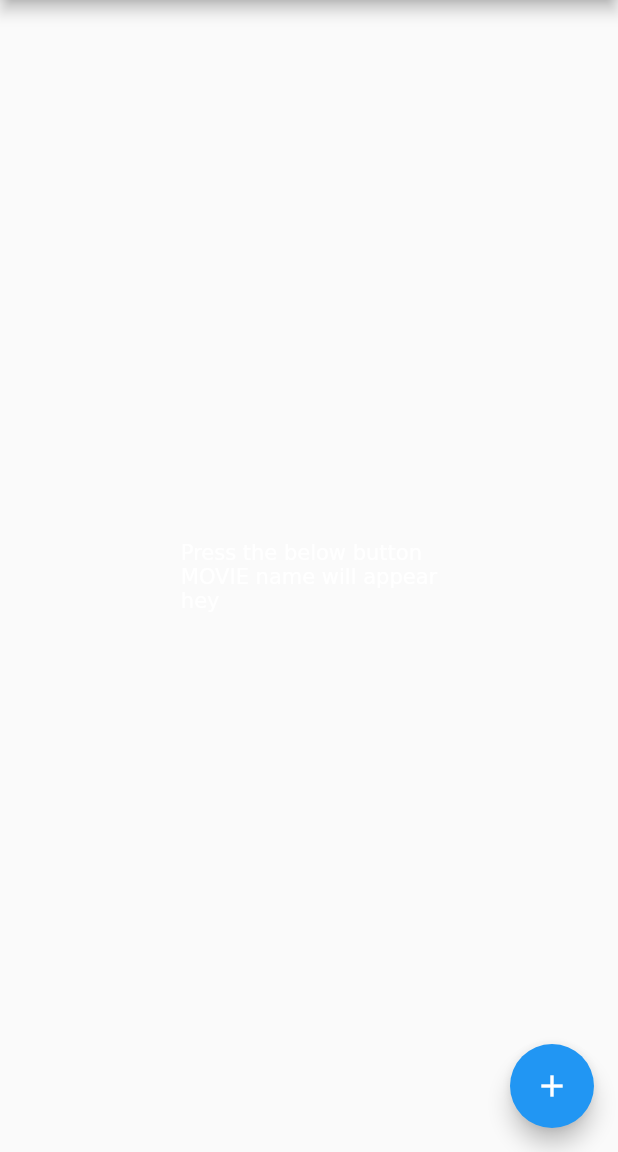
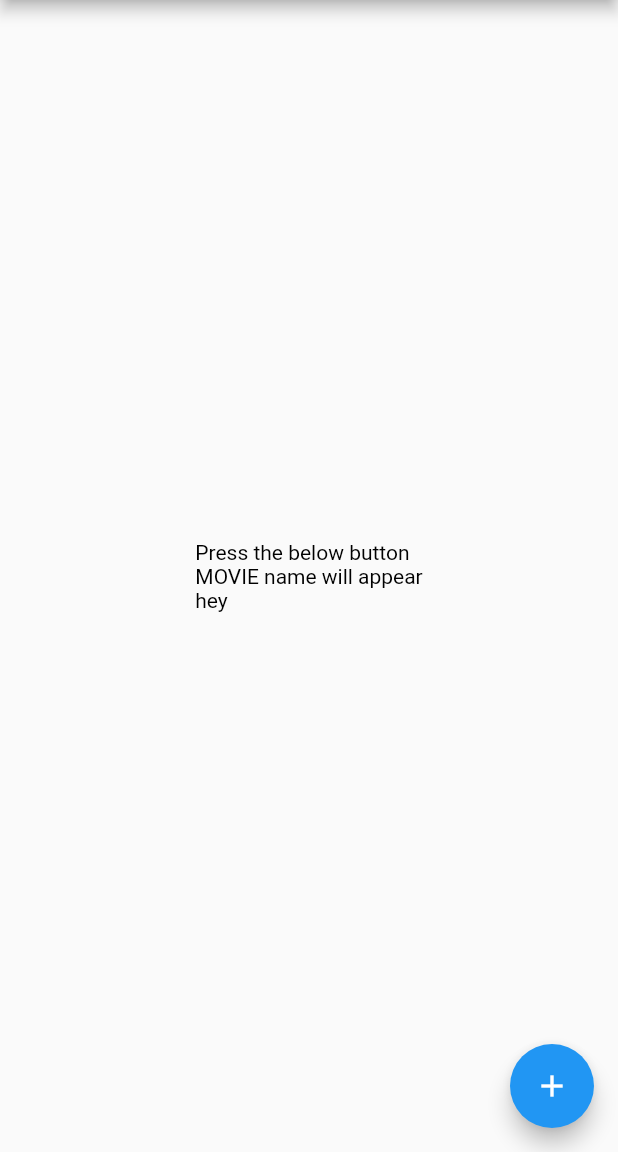
Before and after one commit to abhi16180/guessthemovie, a Flutter app: the screen it shows after launch, after a tap on the "add" icon, on a phone screen of 412 x 824 dp, the part 84-1236 px from its top. Run offline on Flutter 3.47's test engine with Material 2 defaults, Android fonts, the light colour scheme and no system bars; network calls fail.

Commit message:
some minor fixes

```diff
--- a/lib/main.dart
+++ b/lib/main.dart
@@ -10,14 +10,13 @@ void main() {
   ));
 }
 
-String txt = '', responsetext = 'hey';
-int i = 10;
-int rnd() {
-  var rand = new Random();
-  var i = 0 + rand.nextInt(250 - 0);
-  print(i);
-  return i;
-}
+// int i = 10;
+// int rnd() {
+//   var rand = new Random();
+//   var i = 0 + rand.nextInt(250 - 0);
+//   print(i);
+//   return i;
+// }
 
 class Home extends StatefulWidget {
   Home({Key? key}) : super(key: key);
@@ -27,8 +26,7 @@ class Home extends StatefulWidget {
 }
 
 class _HomeState extends State<Home> {
-  @override
-  Widget build(BuildContext context) {
+  String txt = '', responsetext = 'hey';
   void _fetch() async {
     var url = Uri.parse(
         'https://data-imdb1.p.rapidapi.com/movie/order/byRating/?format=json&rapidapi-key=9b70c942efmsha9370d8681f7192p1cb870jsnc7001a636abc');
@@ -36,12 +34,15 @@ class _HomeState extends State<Home> {
     var resp = await http.get(url);
     if (resp.statusCode == 200) {
       var jsonresp = convert.jsonDecode(resp.body) as Map<String, dynamic>;
-        responsetext =
-            (jsonresp["Movie Order By Rating"][0]["title"]).toString();
+      setState(() {
+        responsetext = (jsonresp["Movie Order By Rating"][0]["title"]);
+      });
       print(responsetext);
     }
   }
 
+  @override
+  Widget build(BuildContext context) {
     return Scaffold(
       appBar: AppBar(
         title: Text('Guess the movie '),
@@ -58,21 +59,19 @@ class _HomeState extends State<Home> {
           child: RichText(
             text: TextSpan(
                 text: "Press the below button\nMOVIE name will appear\n",
+                style: TextStyle(color: Colors.black),
                 children: [
                   TextSpan(
                     text: '$responsetext',
+                    style: TextStyle(color: Colors.black),
                   )
                 ]),
           ),
         ),
       ),
       floatingActionButton: FloatingActionButton(
-        onPressed: () {
-          setState(() {
+        onPressed: () async {
           _fetch();
-            txt = responsetext;
-            i++;
-          });
         },
         child: Icon(Icons.add),
       ),
```
Also changed, not shown: pubspec.lock. Lines whose indentation alone changed are shown as unchanged.
